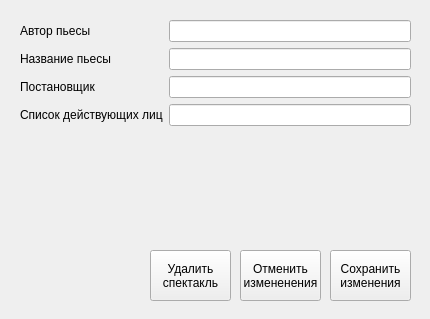
Qt form Teatr/more_performances.ui (Shnayder102/teatr) before a commit.
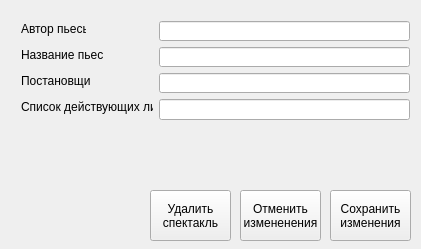
The same form after that commit.

Diff of the .ui file:
```diff
--- a/Teatr/more_performances.ui
+++ b/Teatr/more_performances.ui
@@ -6,10 +6,22 @@
    <rect>
     <x>0</x>
     <y>0</y>
-    <width>430</width>
-    <height>319</height>
+    <width>421</width>
+    <height>249</height>
    </rect>
   </property>
+  <property name="minimumSize">
+   <size>
+    <width>421</width>
+    <height>249</height>
+   </size>
+  </property>
+  <property name="maximumSize">
+   <size>
+    <width>421</width>
+    <height>249</height>
+   </size>
+  </property>
   <property name="windowTitle">
    <string>Form</string>
   </property>
@@ -17,7 +29,7 @@
    <property name="geometry">
     <rect>
      <x>330</x>
-     <y>250</y>
+     <y>190</y>
      <width>81</width>
      <height>51</height>
     </rect>
@@ -31,7 +43,7 @@
    <property name="geometry">
     <rect>
      <x>240</x>
-     <y>250</y>
+     <y>190</y>
      <width>81</width>
      <height>51</height>
     </rect>
@@ -45,7 +57,7 @@
    <property name="geometry">
     <rect>
      <x>150</x>
-     <y>250</y>
+     <y>190</y>
      <width>81</width>
      <height>51</height>
     </rect>
@@ -55,57 +67,145 @@
 спектакль</string>
    </property>
   </widget>
-  <widget class="QWidget" name="layoutWidget">
+  <widget class="QLineEdit" name="lineEdit_4">
    <property name="geometry">
     <rect>
-     <x>20</x>
-     <y>20</y>
-     <width>391</width>
-     <height>211</height>
+     <x>159</x>
+     <y>99</y>
+     <width>251</width>
+     <height>21</height>
     </rect>
    </property>
-   <layout class="QFormLayout" name="formLayout">
-    <item row="0" column="0">
-     <widget class="QLabel" name="label">
-      <property name="text">
-       <string>Автор пьесы</string>
-      </property>
-     </widget>
-    </item>
-    <item row="0" column="1">
-     <widget class="QLineEdit" name="lineEdit"/>
-    </item>
-    <item row="1" column="0">
-     <widget class="QLabel" name="label_2">
-      <property name="text">
-       <string>Название пьесы</string>
-      </property>
-     </widget>
-    </item>
-    <item row="1" column="1">
-     <widget class="QLineEdit" name="lineEdit_2"/>
-    </item>
-    <item row="2" column="0">
-     <widget class="QLabel" name="label_3">
-      <property name="text">
-       <string>Постановщик</string>
-      </property>
-     </widget>
-    </item>
-    <item row="2" column="1">
-     <widget class="QLineEdit" name="lineEdit_3"/>
-    </item>
-    <item row="3" column="0">
-     <widget class="QLabel" name="label_4">
-      <property name="text">
-       <string>Список действующих лиц</string>
-      </property>
-     </widget>
-    </item>
-    <item row="3" column="1">
-     <widget class="QLineEdit" name="lineEdit_4"/>
-    </item>
-   </layout>
+   <property name="minimumSize">
+    <size>
+     <width>251</width>
+     <height>21</height>
+    </size>
+   </property>
+   <property name="maximumSize">
+    <size>
+     <width>251</width>
+     <height>81</height>
+    </size>
+   </property>
+  </widget>
+  <widget class="QLabel" name="label_2">
+   <property name="geometry">
+    <rect>
+     <x>21</x>
+     <y>47</y>
+     <width>82</width>
+     <height>16</height>
+    </rect>
+   </property>
+   <property name="text">
+    <string>Название пьесы</string>
+   </property>
+  </widget>
+  <widget class="QLineEdit" name="lineEdit_2">
+   <property name="geometry">
+    <rect>
+     <x>159</x>
+     <y>47</y>
+     <width>251</width>
+     <height>20</height>
+    </rect>
+   </property>
+   <property name="minimumSize">
+    <size>
+     <width>251</width>
+     <height>20</height>
+    </size>
+   </property>
+   <property name="maximumSize">
+    <size>
+     <width>251</width>
+     <height>20</height>
+    </size>
+   </property>
+  </widget>
+  <widget class="QLabel" name="label_3">
+   <property name="geometry">
+    <rect>
+     <x>21</x>
+     <y>73</y>
+     <width>69</width>
+     <height>16</height>
+    </rect>
+   </property>
+   <property name="text">
+    <string>Постановщик</string>
+   </property>
+  </widget>
+  <widget class="QLineEdit" name="lineEdit_3">
+   <property name="geometry">
+    <rect>
+     <x>159</x>
+     <y>73</y>
+     <width>251</width>
+     <height>20</height>
+    </rect>
+   </property>
+   <property name="minimumSize">
+    <size>
+     <width>251</width>
+     <height>20</height>
+    </size>
+   </property>
+   <property name="maximumSize">
+    <size>
+     <width>251</width>
+     <height>20</height>
+    </size>
+   </property>
+  </widget>
+  <widget class="QLabel" name="label_4">
+   <property name="geometry">
+    <rect>
+     <x>21</x>
+     <y>99</y>
+     <width>132</width>
+     <height>16</height>
+    </rect>
+   </property>
+   <property name="text">
+    <string>Список действующих лиц</string>
+   </property>
+  </widget>
+  <widget class="QLabel" name="label">
+   <property name="geometry">
+    <rect>
+     <x>21</x>
+     <y>21</y>
+     <width>65</width>
+     <height>16</height>
+    </rect>
+   </property>
+   <property name="text">
+    <string>Автор пьесы</string>
+   </property>
+  </widget>
+  <widget class="QLineEdit" name="lineEdit">
+   <property name="geometry">
+    <rect>
+     <x>159</x>
+     <y>21</y>
+     <width>251</width>
+     <height>20</height>
+    </rect>
+   </property>
+   <property name="minimumSize">
+    <size>
+     <width>251</width>
+     <height>20</height>
+    </size>
+   </property>
+   <property name="maximumSize">
+    <size>
+     <width>251</width>
+     <height>20</height>
+    </size>
+   </property>
   </widget>
  </widget>
  <resources/>
```
